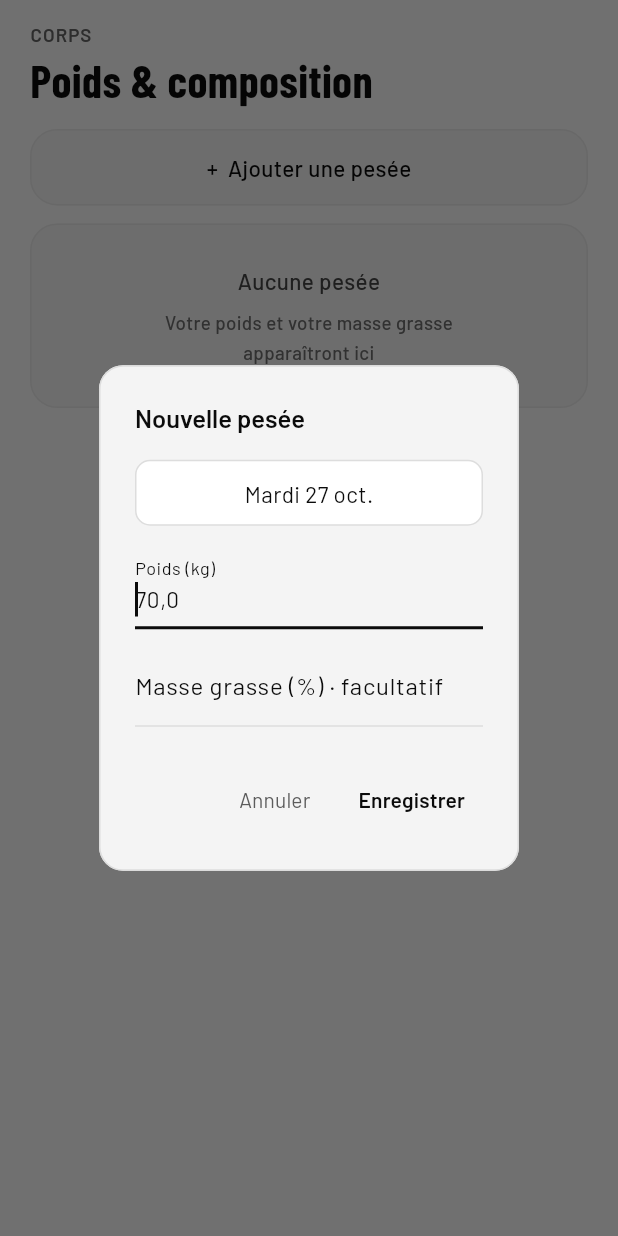
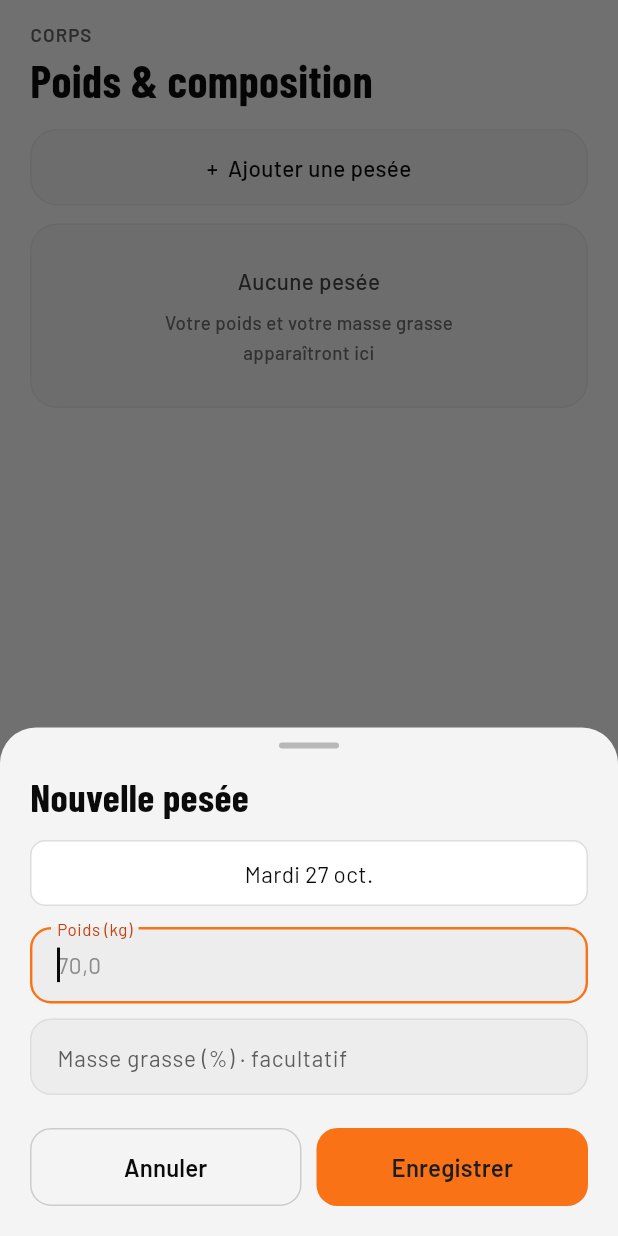
Before and after one commit to lucaslle/SportApp, a Flutter app: the BodyScreen widget shown alone on an empty page, opened directly, after a tap on an icon or button, on a phone screen of 412 x 824 dp. Run offline on Flutter 3.47's test engine with Material 3 defaults, Android fonts, the phone set to English and light mode, and no system bars; our stand-ins replace file_picker, flutter_map, flutter_riverpod, flutter_secure_storage, google_fonts, latlong2; accounts and stored records are empty.

Commit message:
Panneaux de saisie, glisser pour supprimer, champs harmonisés et apostrophes lisibles

```diff
--- a/fitness_tracker/lib/screens/body_screen.dart
+++ b/fitness_tracker/lib/screens/body_screen.dart
@@ -6,6 +6,7 @@ import '../state/weighing_providers.dart';
 import '../theme/app_theme.dart';
 import '../utils/fr_date.dart';
 import '../widgets/trend_chart.dart';
+import '../widgets/sheets.dart';
 import '../widgets/ui.dart';
 
 /// Écran 06 — Poids & composition.
@@ -131,9 +132,14 @@ class BodyScreen extends ConsumerWidget {
         addButton,
         SectionLabel('DERNIÈRES PESÉES', top: 20),
         for (final weighing in weighings.reversed.take(10))
-          GestureDetector(
-            behavior: HitTestBehavior.opaque,
-            onLongPress: () => _confirmDelete(context, ref, weighing),
+          swipeToDelete(
+            key: ValueKey(weighing.date),
+            confirm: () => confirmDelete(
+              context,
+              title: 'Supprimer la pesée ?',
+              detail: '${FrDate.longDayShortMonth(weighing.date)} · ${_decimal(weighing.kg)} kg',
+            ),
+            onDeleted: () => ref.read(weighingsProvider.notifier).remove(weighing),
             child: ListRow(
               leading: Text(FrDate.abbrevDay(weighing.date), style: AppText.mono(size: 12, color: AppColors.label)),
               trailing: Row(
@@ -150,12 +156,6 @@ class BodyScreen extends ConsumerWidget {
               ),
             ),
           ),
-        SizedBox(height: 10),
-        Text(
-          'Appui long sur une pesée pour la supprimer',
-          textAlign: TextAlign.center,
-          style: AppText.mono(size: 10, color: AppColors.dim),
-        ),
       ],
     );
   }
@@ -163,9 +163,8 @@ class BodyScreen extends ConsumerWidget {
   static String _decimal(double value) => value.toStringAsFixed(1).replaceAll('.', ',');
 
   Future<void> _addWeighing(BuildContext context, WidgetRef ref, DateTime today, List<Weighing> existing) async {
-    final weighing = await showDialog<Weighing>(
+    final weighing = await showAppSheet<Weighing>(
       context: context,
-      useRootNavigator: true,
       builder: (_) => _WeighingDialog(today: today, existing: existing),
     );
     if (weighing == null) return;
@@ -173,36 +172,6 @@ class BodyScreen extends ConsumerWidget {
     await ref.read(weighingsProvider.notifier).add(weighing);
     if (!context.mounted) return;
     showAppSnack(context, replaces ? 'Pesée du jour remplacée' : 'Pesée enregistrée');
-  }
-
-  Future<void> _confirmDelete(BuildContext context, WidgetRef ref, Weighing weighing) async {
-    final confirmed = await showDialog<bool>(
-      context: context,
-      useRootNavigator: true,
-      builder: (dialogContext) => AlertDialog(
-        shape: RoundedRectangleBorder(
-          borderRadius: BorderRadius.circular(16),
-          side: BorderSide(color: AppColors.border),
-        ),
-        title: Text('Supprimer la pesée ?', style: AppText.sans(size: 16, weight: FontWeight.w600)),
-        content: Text(
-          '${FrDate.longDayShortMonth(weighing.date)} · ${_decimal(weighing.kg)} kg',
-          style: AppText.sans(size: 13, color: AppColors.muted),
-        ),
-        actions: [
-          TextButton(
-            onPressed: () => Navigator.of(dialogContext).pop(false),
-            child: Text('Annuler', style: AppText.sans(size: 13, color: AppColors.muted)),
-          ),
-          TextButton(
-            onPressed: () => Navigator.of(dialogContext).pop(true),
-            child: Text('Supprimer', style: AppText.sans(size: 13, weight: FontWeight.w600)),
-          ),
-        ],
-      ),
-    );
-    if (confirmed != true) return;
-    await ref.read(weighingsProvider.notifier).remove(weighing);
   }
 }
 
@@ -252,12 +221,8 @@ class _WeighingDialogState extends State<_WeighingDialog> {
   Widget build(BuildContext context) {
     final last = widget.existing.lastOrNull;
     final sameDay = widget.existing.where((other) => FrDate.sameDay(other.date, _date)).firstOrNull;
-    return AlertDialog(
-      shape: RoundedRectangleBorder(
-        borderRadius: BorderRadius.circular(16),
-        side: BorderSide(color: AppColors.border),
-      ),
-      title: Text('Nouvelle pesée', style: AppText.sans(size: 16, weight: FontWeight.w600)),
+    return SheetScaffold(
+      title: Text('Nouvelle pesée'),
       content: Column(
         mainAxisSize: MainAxisSize.min,
         crossAxisAlignment: CrossAxisAlignment.start,
@@ -306,14 +271,8 @@ class _WeighingDialogState extends State<_WeighingDialog> {
         ],
       ),
       actions: [
-        TextButton(
-          onPressed: () => Navigator.of(context).pop(),
-          child: Text('Annuler', style: AppText.sans(size: 13, color: AppColors.muted)),
-        ),
-        TextButton(
-          onPressed: _save,
-          child: Text('Enregistrer', style: AppText.sans(size: 13, weight: FontWeight.w600)),
-        ),
+        SheetAction(label: 'Annuler', onPressed: () => Navigator.of(context).pop()),
+        SheetAction(label: 'Enregistrer', onPressed: _save),
       ],
     );
   }
--- a/fitness_tracker/lib/screens/goals_screen.dart
+++ b/fitness_tracker/lib/screens/goals_screen.dart
@@ -73,7 +73,7 @@ class GoalsScreen extends ConsumerWidget {
                   padding: EdgeInsets.only(top: 16, bottom: 14),
                   child: Row(
                     children: [
-                      for (final (label, value) in [('CIBLE', '1h28'), ('ALLURE', '4′10'), ('PRÉDIT', '1h29')])
+                      for (final (label, value) in [('CIBLE', '1h28'), ('ALLURE', '4’10'), ('PRÉDIT', '1h29')])
                         Padding(
                           padding: EdgeInsets.only(right: 28),
                           child: Column(
--- /dev/null
+++ b/fitness_tracker/lib/utils/typography.dart
@@ -0,0 +1,3 @@
+/// Remplace les signes ′ et ″ (minutes, secondes), absents de la police Barlow
+/// et affichés avec un espace en trop, par les apostrophes ’ et ” qu'elle contient.
+String typographic(String text) => text.replaceAll('′', '’').replaceAll('″', '”');
--- /dev/null
+++ b/fitness_tracker/lib/widgets/sheets.dart
@@ -0,0 +1,140 @@
+import 'package:flutter/material.dart';
+
+import '../theme/app_theme.dart';
+
+/// Ouvre un panneau qui monte du bas, remonté au-dessus du clavier.
+Future<T?> showAppSheet<T>({required BuildContext context, required WidgetBuilder builder}) {
+  return showModalBottomSheet<T>(
+    context: context,
+    useRootNavigator: true,
+    isScrollControlled: true,
+    useSafeArea: true,
+    backgroundColor: AppColors.background,
+    shape: RoundedRectangleBorder(borderRadius: BorderRadius.vertical(top: Radius.circular(24))),
+    builder: (sheetContext) => Padding(
+      padding: EdgeInsets.only(bottom: MediaQuery.viewInsetsOf(sheetContext).bottom),
+      child: builder(sheetContext),
+    ),
+  );
+}
+
+/// Mise en page d'un panneau de saisie ou de confirmation : poignée, titre,
+/// contenu, puis les actions côte à côte (la dernière est l'action principale).
+class SheetScaffold extends StatelessWidget {
+  const SheetScaffold({super.key, required this.title, this.content, this.actions = const []});
+
+  final Widget title;
+  final Widget? content;
+  final List<SheetAction> actions;
+
+  @override
+  Widget build(BuildContext context) {
+    return SingleChildScrollView(
+      padding: const EdgeInsets.fromLTRB(20, 10, 20, 20),
+      child: Column(
+        mainAxisSize: MainAxisSize.min,
+        crossAxisAlignment: CrossAxisAlignment.stretch,
+        children: [
+          Center(
+            child: Container(
+              width: 40,
+              height: 4,
+              margin: const EdgeInsets.only(bottom: 18),
+              decoration: BoxDecoration(color: AppColors.borderDashed, borderRadius: BorderRadius.circular(2)),
+            ),
+          ),
+          DefaultTextStyle.merge(style: AppText.display(size: 26), child: title),
+          if (content != null) ...[const SizedBox(height: 16), content!],
+          if (actions.isNotEmpty) ...[
+            const SizedBox(height: 22),
+            Row(
+              children: [
+                for (var i = 0; i < actions.length; i++) ...[
+                  if (i > 0) const SizedBox(width: 10),
+                  Expanded(child: actions[i]..primary = i == actions.length - 1),
+                ],
+              ],
+            ),
+          ],
+        ],
+      ),
+    );
+  }
+}
+
+/// Bouton d'un [SheetScaffold] : plein pour l'action principale (rouge si elle
+/// détruit quelque chose), bordé pour les autres.
+// ignore: must_be_immutable
+class SheetAction extends StatelessWidget {
+  SheetAction({super.key, required this.label, required this.onPressed, this.destructive = false});
+
+  final String label;
+  final VoidCallback? onPressed;
+  final bool destructive;
+
+  /// Fixé par [SheetScaffold] selon la position du bouton.
+  bool primary = false;
+
+  @override
+  Widget build(BuildContext context) {
+    final style = AppText.sans(size: 15, weight: FontWeight.w600);
+    if (!primary) {
+      return OutlinedButton(
+        onPressed: onPressed,
+        style: OutlinedButton.styleFrom(
+          minimumSize: const Size.fromHeight(52),
+          side: BorderSide(color: AppColors.borderStrong),
+          shape: RoundedRectangleBorder(borderRadius: BorderRadius.circular(14)),
+        ),
+        child: Text(label, style: style.copyWith(color: AppColors.text)),
+      );
+    }
+    return FilledButton(
+      onPressed: onPressed,
+      style: FilledButton.styleFrom(
+        minimumSize: const Size.fromHeight(52),
+        backgroundColor: destructive ? const Color(0xFFDC2626) : AppColors.accent,
+        shape: RoundedRectangleBorder(borderRadius: BorderRadius.circular(14)),
+      ),
+      child: Text(label, style: style.copyWith(color: destructive ? Colors.white : AppColors.onAccent)),
+    );
+  }
+}
+
+/// Demande une confirmation avant une suppression.
+Future<bool> confirmDelete(BuildContext context, {required String title, required String detail}) async {
+  final confirmed = await showAppSheet<bool>(
+    context: context,
+    builder: (sheetContext) => SheetScaffold(
+      title: Text(title),
+      content: Text(detail, style: AppText.sans(size: 14, color: AppColors.muted)),
+      actions: [
+        SheetAction(label: 'Annuler', onPressed: () => Navigator.of(sheetContext).pop(false)),
+        SheetAction(label: 'Supprimer', destructive: true, onPressed: () => Navigator.of(sheetContext).pop(true)),
+      ],
+    ),
+  );
+  return confirmed ?? false;
+}
+
+/// Fond rouge révélé en glissant une ligne vers la gauche pour la supprimer.
+Widget swipeToDelete({
+  required Key key,
+  required Widget child,
+  required Future<bool> Function() confirm,
+  required VoidCallback onDeleted,
+}) {
+  return Dismissible(
+    key: key,
+    direction: DismissDirection.endToStart,
+    confirmDismiss: (_) => confirm(),
+    onDismissed: (_) => onDeleted(),
+    background: Container(
+      alignment: Alignment.centerRight,
+      padding: const EdgeInsets.only(right: 20),
+      decoration: BoxDecoration(color: const Color(0xFFDC2626), borderRadius: BorderRadius.circular(14)),
+      child: const Icon(Icons.delete_outline, color: Colors.white),
+    ),
+    child: child,
+  );
+}
```
Also changed, not shown: fitness_tracker/lib/data/sample_plan.dart (+7 -7 lines), fitness_tracker/lib/data/session_csv_codec.dart (+4 -3 lines), fitness_tracker/lib/screens/history_screen.dart (+6 -16 lines), fitness_tracker/lib/screens/home_screen.dart (+6 -16 lines), fitness_tracker/lib/screens/record_sheet.dart (+24 -57 lines), fitness_tracker/lib/screens/session_screen.dart (+6 -16 lines), fitness_tracker/lib/state/record_providers.dart (+16 -10 lines), fitness_tracker/lib/theme/app_theme.dart (+12 -0 lines), 2 other files.
